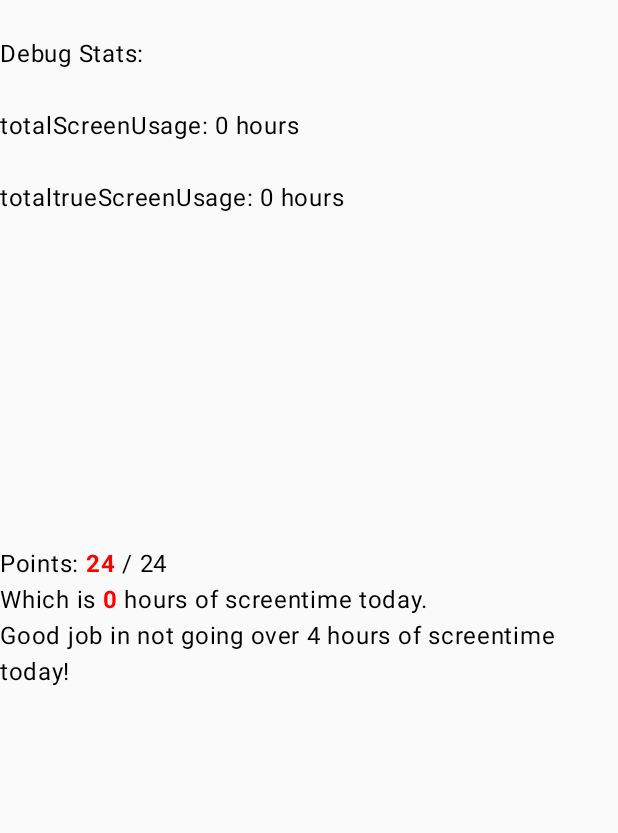
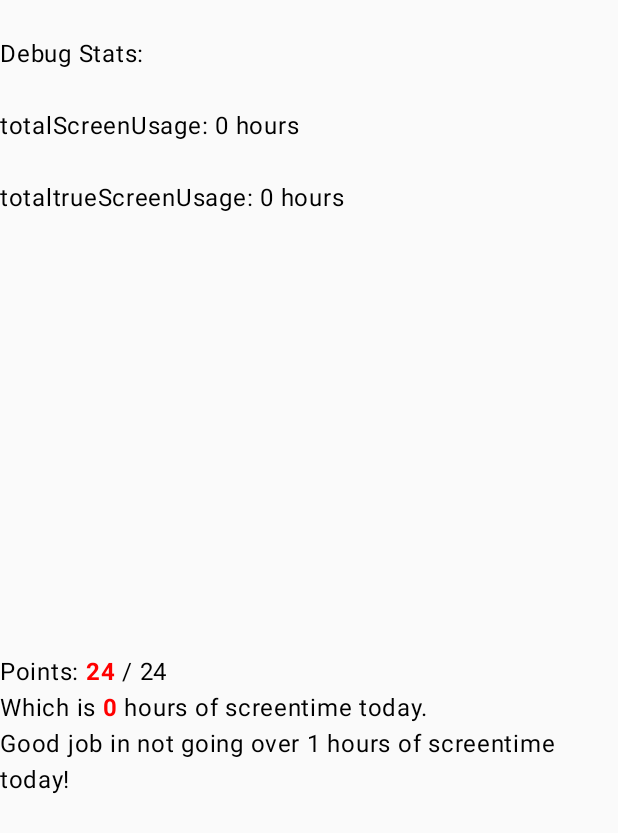
Before and after one commit to SPdoesCode/Pointmore, an Android app built with Jetpack Compose: the screen it shows after launch (MainActivity), on a phone screen of 412 x 824 dp. Shown: the top 833 px of the screen. Run offline under Robolectric (Android 15) with nearby library versions, the phone set to English and light mode, and no system bars.

Commit message:
minor fixes and changed some things

```diff
--- a/app/src/main/java/com/sp/pointmore/MainActivity.kt
+++ b/app/src/main/java/com/sp/pointmore/MainActivity.kt
@@ -60,38 +60,10 @@ class MainActivity : ComponentActivity() {
                         Text("\n\nUsage Access permission not granted.")
                     }
 
+                    guiMain(truescreenTime!!)
 
                 }
-                Box(
-                    modifier = Modifier
-                        .fillMaxSize(),
-                    contentAlignment = Alignment.Center
-                ) {
-                    Text(
-                        buildAnnotatedString {
 
-                            append("Points: ")
-
-                            withStyle(style = SpanStyle(fontWeight = FontWeight.Bold, color = Color.Red)) {
-                                val points = 24 - truescreenTime!!
-                                append("${points}")
-                            }
-                            append(" / 24")
-
-                            append("\nWhich is ")
-                            withStyle(style = SpanStyle(fontWeight = FontWeight.Bold, color = Color.Red)) {
-                                append("${truescreenTime}")
-                            }
-                            append(" hours of screentime today.")
-
-                            if (truescreenTime!! < 4) {
-                                append("\nGood job in not going over 4 hours of screentime today!")
-
-                            }
-
-                        }
-                    )
-                }
             }
         }
     }
@@ -111,16 +83,41 @@ fun getTotalScreentime(context: Context): Long {
         ?.sumOf { it.totalTimeInForeground } ?: 0L
 }
 
-@Preview(name = "Light Mode")
-@Preview(
-    uiMode = Configuration.UI_MODE_NIGHT_YES,
-    showBackground = true,
-    name = "Dark Mode"
-)
+@Preview(uiMode = Configuration.UI_MODE_NIGHT_NO, showBackground = true, name = "Light Mode")
+@Preview(uiMode = Configuration.UI_MODE_NIGHT_YES, showBackground = true, name = "Dark Mode")
 @Composable
-fun guiMain() {
+fun guiMain(sts: Long = 0) {
 
+    Box(
+        modifier = Modifier
+            .fillMaxSize(),
+        contentAlignment = Alignment.Center
+    ) {
+        Text(
+            buildAnnotatedString {
 
+                append("Points: ")
+
+                withStyle(style = SpanStyle(fontWeight = FontWeight.Bold, color = Color.Red)) {
+                    val points = 24 - sts
+                    append("${points}")
+                }
+                append(" / 24")
+
+                append("\nWhich is ")
+                withStyle(style = SpanStyle(fontWeight = FontWeight.Bold, color = Color.Red)) {
+                    append("${sts}")
+                }
+                append(" hours of screentime today.")
+
+                if (sts < 4) {
+                    append("\nGood job in not going over ${sts + 1} hours of screentime today!")
+
+                }
+
+            }
+        )
+    }
 
 }
 
```
